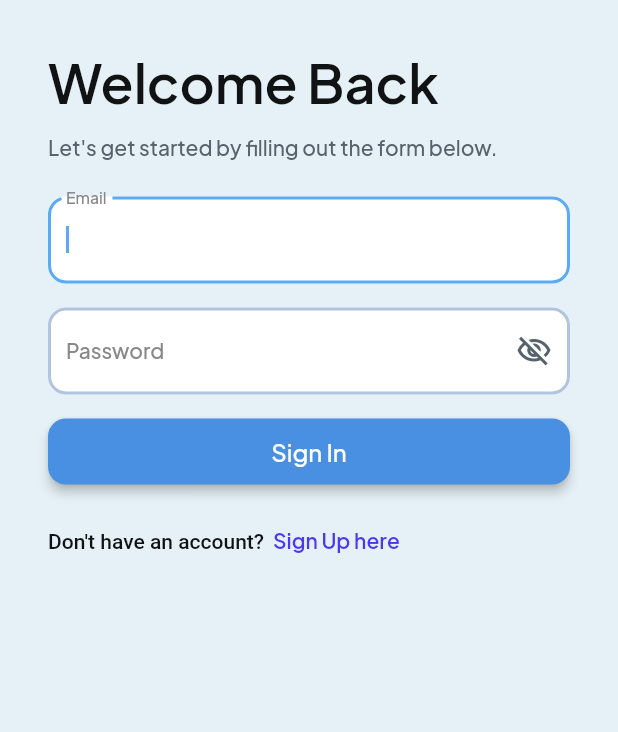
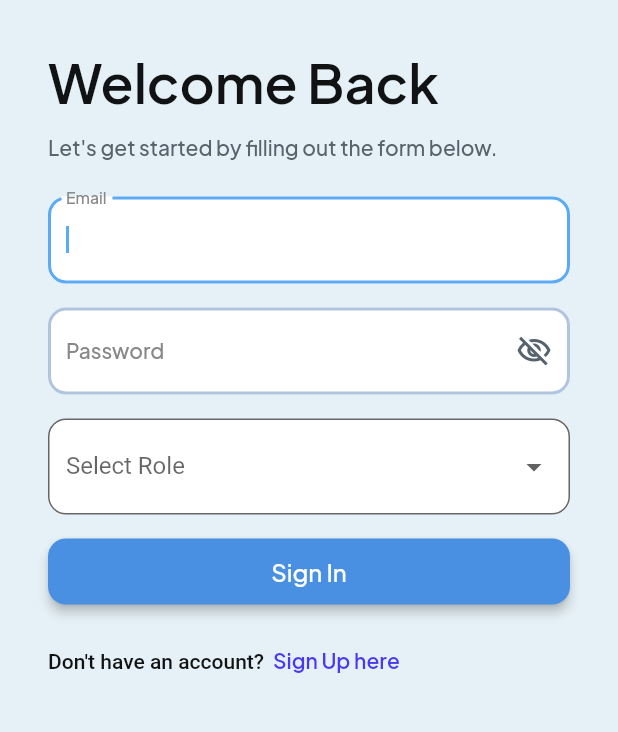
Before and after one commit to NickKhaw/mae-mediq-assignment, a Flutter app: the screen it shows after launch, on a phone screen of 412 x 824 dp, the part 375-1107 px from its top. Run offline on Flutter 3.47's test engine with Material 3 defaults, Android fonts, the phone set to English and light mode, and no system bars; drawn by our look-alikes of auto_size_text; our stand-ins replace cached_network_image, cloud_firestore, dropdown_button2, firebase_auth, firebase_core, flutter_animate and 12 more; missing offline and left inert: json_path; accounts and stored records are empty; statements that could not run were skipped.

Commit message:
sohai nick

```diff
--- a/lib/all/login/login_widget.dart
+++ b/lib/all/login/login_widget.dart
@@ -1,3 +1,4 @@
+import '../../globals.dart';
 import '/flutter_flow/flutter_flow_theme.dart';
 import '/flutter_flow/flutter_flow_util.dart';
 import '/flutter_flow/flutter_flow_widgets.dart';
@@ -6,6 +7,12 @@ import 'package:flutter/material.dart';
 import 'package:google_fonts/google_fonts.dart';
 import 'login_model.dart';
 export 'login_model.dart';
+import 'package:cloud_firestore/cloud_firestore.dart';
+import 'package:mae_mediq_assignment/firebase_options.dart';
+import '../../globals.dart' as globals;
+
+
+
 
 class LoginWidget extends StatefulWidget {
   const LoginWidget({super.key});
@@ -346,19 +353,102 @@ class _LoginWidgetState extends State<LoginWidget> {
                                   ),
                                 ),
                                 Padding(
+                                  padding: EdgeInsetsDirectional.fromSTEB(0.0, 0.0, 0.0, 16.0),
+                                  child: Container(
+                                    width: 370.0,
+                                    child: DropdownButtonFormField<String>(
+                                      value: _model.selectedRole,
+                                      decoration: InputDecoration(
+                                        labelText: 'Select Role',
+                                        border: OutlineInputBorder(
+                                          borderRadius: BorderRadius.circular(12.0),
+                                          borderSide: BorderSide(color: Color(0xFFB0C4DE), width: 2.0),
+                                        ),
+                                        filled: true,
+                                        fillColor: Colors.white,
+                                      ),
+                                      items: ['Patient', 'Doctor', 'Admin']
+                                          .map((role) => DropdownMenuItem<String>(
+                                                value: role,
+                                                child: Text(role),
+                                              ))
+                                          .toList(),
+                                      onChanged: (value) => setState(() => _model.selectedRole = value),
+                                      validator: (value) =>
+                                          value == null ? 'Please select a role' : null,
+                                    ),
+                                  ),
+                                ),
+
+                                Padding(
                                   padding: EdgeInsetsDirectional.fromSTEB(
                                       0.0, 0.0, 0.0, 16.0),
+
                                   child: FFButtonWidget(
                                     onPressed: () async {
-                                      context.pushNamed(
-                                          PatientDashboardWidget.routeName);
+                                    final email = _model.emailAddressTextController.text.trim();
+                                    final password = _model.passwordTextController.text.trim();
+                                    final role = _model.selectedRole;
 
-                                      context.pushNamed(
-                                          AdminDashboardWidget.routeName);
+                                    if (email.isEmpty || password.isEmpty || role == null) {
+                                      ScaffoldMessenger.of(context).showSnackBar(
+                                        SnackBar(content: Text('Please fill all fields and select a role.')),
+                                      );
+                                      return;
+                                    }
 
-                                      context.pushNamed(
-                                          DoctorDashbaordWidget.routeName);
-                                    },
+                                    if (_model.selectedRole == null) {
+                                      ScaffoldMessenger.of(context).showSnackBar(
+                                        SnackBar(content: Text('Please select a role.')),
+                                      );
+                                      return;
+                                    }
+
+                                    final querySnapshot = await FirebaseFirestore.instance
+                                    .collection(role)
+                                    .where('Email', isEqualTo: email)
+                                    .where('Password', isEqualTo: password)
+                                    .get();
+
+                                    if (querySnapshot.docs.isNotEmpty) {
+                                        final uid = querySnapshot.docs.first.id;
+                                        final doc = await FirebaseFirestore.instance.collection(role).doc(uid).get();
+                                        if (doc.exists) {
+                                          globalEmail = email;
+                                          globalPassword = password;
+                                          globalName = doc.get('Name');
+                                          globalPhone = doc.get('Phone Num');
+                                          globalGender = doc.get('Gender');
+                                          globalIC = doc.get('IC');
+                                          globalRole = role;
+                                        }
+
+
+                                        switch (_model.selectedRole) {
+                                          case 'Patient':
+                                            context.pushNamed(PatientDashboardWidget.routeName);
+
+                                            break;
+                                          case 'Doctor':
+                                            context.pushNamed(DoctorDashbaordWidget.routeName);
+
+                                            break;
+                                          case 'Admin':
+                                            context.pushNamed(AdminDashboardWidget.routeName);
+
+                                            break;
+                                          default:
+                                            ScaffoldMessenger.of(context).showSnackBar(
+                                              SnackBar(content: Text('Invalid role selected.')),
+                                            );
+                                        }
+                                    }else{
+                                      ScaffoldMessenger.of(context).showSnackBar(
+                                        SnackBar(content: Text('Invalid email or password.')),
+                                      );
+                                    }
+
+                                  },
                                     text: 'Sign In',
                                     options: FFButtonOptions(
                                       width: 370.0,
```
